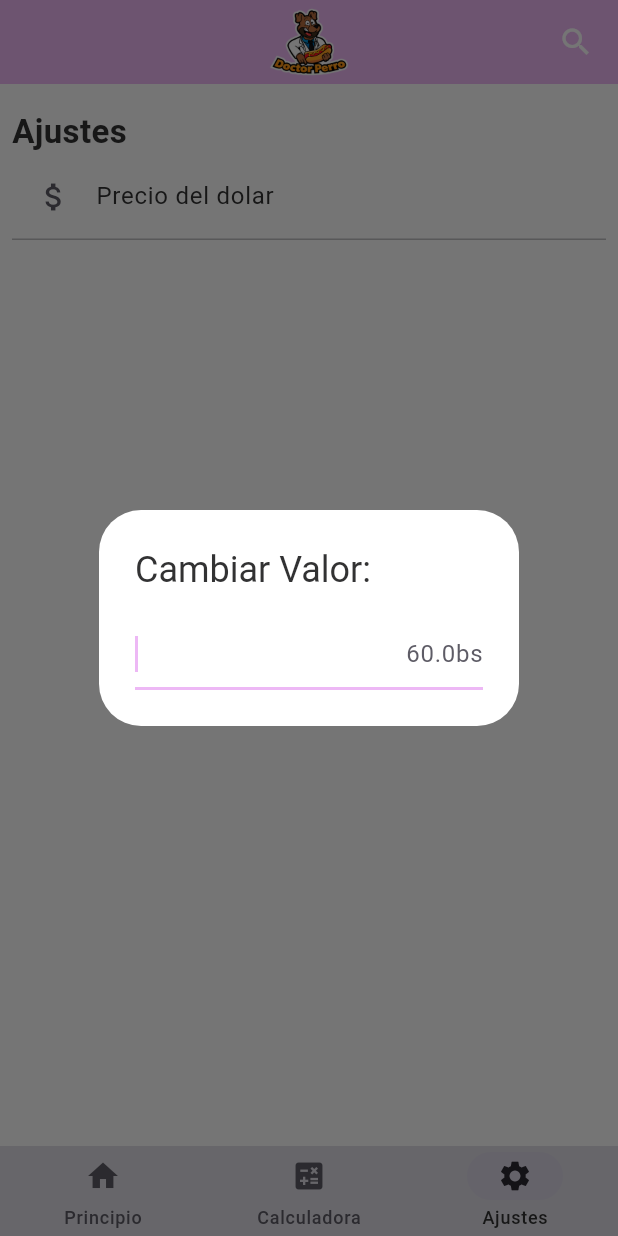
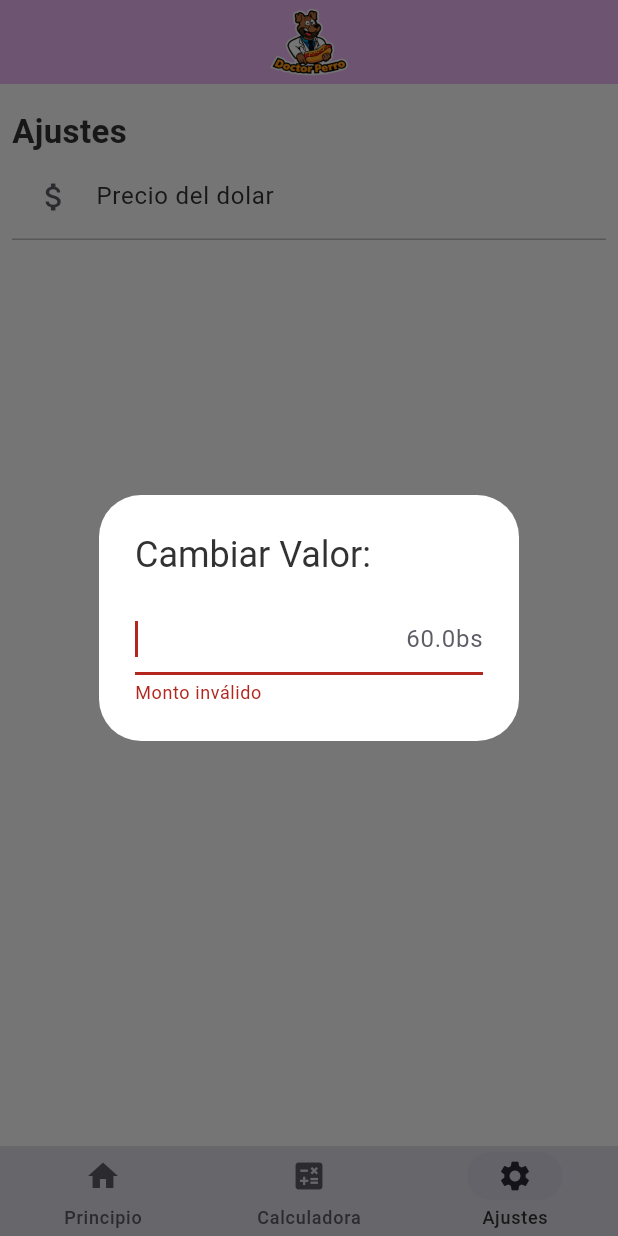
Before and after one commit to DaviD4Chirino/doctor_perro_helper, a Flutter app: the screen it shows after launch, item 3 of the bottom bar chosen, after a tap on "Precio del dolar", on a phone screen of 412 x 824 dp. Run offline on Flutter 3.47's test engine with Material 3 defaults, Android fonts, the phone set to English and light mode, and no system bars; drawn by our look-alikes of toastification; our stand-ins replace flutter_riverpod, math_expressions, riverpod_annotation, shared_preferences; generated files the repository leaves out were written again.

Commit message:
migration complete

```diff
--- a/doctor_perro_helper/lib/screens/pages/calculator/calculator.dart
+++ b/doctor_perro_helper/lib/screens/pages/calculator/calculator.dart
@@ -94,18 +94,28 @@ class _DolarCalculatorState extends State<DolarCalculator> {
                 mainAxisAlignment: MainAxisAlignment.end,
                 crossAxisAlignment: CrossAxisAlignment.end,
                 children: [
-                  Text(
+                  SingleChildScrollView(
+                    scrollDirection: Axis.horizontal,
+                    reverse: true,
+                    padding: EdgeInsets.symmetric(horizontal: Sizes().xl),
+                    child: Text(
                       questionString,
                       style: TextStyle(
                         fontSize:
                             Theme.of(context).textTheme.titleMedium?.fontSize,
                       ),
                     ),
-                  Text(
+                  ),
+                  SingleChildScrollView(
+                    scrollDirection: Axis.horizontal,
+                    padding: EdgeInsets.symmetric(horizontal: Sizes().xl),
+                    reverse: true,
+                    child: Text(
                       answerString,
                       style: TextStyle(
                         fontSize:
                             Theme.of(context).textTheme.displaySmall?.fontSize,
+                      ),
                     ),
                   ),
                   const SizedBox(
@@ -250,9 +260,8 @@ class _DolarCalculatorState extends State<DolarCalculator> {
         crossAxisSpacing: Sizes().large,
         mainAxisSpacing: Sizes().large,
       ),
-      padding: EdgeInsets.only(
-        left: Sizes().xl,
-        right: Sizes().xl,
+      padding: EdgeInsets.symmetric(
+        horizontal: Sizes().xl,
       ),
       physics: const NeverScrollableScrollPhysics(),
       itemCount: buttons.length,
--- a/doctor_perro_helper/lib/screens/pages/home/home.dart
+++ b/doctor_perro_helper/lib/screens/pages/home/home.dart
@@ -93,12 +93,6 @@ class _HomeState extends State<Home> {
         height: 60.0,
       ),
       centerTitle: true,
-      actions: [
-        Padding(
-          padding: EdgeInsets.only(right: Sizes().xxl),
-          child: const Icon(Icons.search),
-        ),
-      ],
     );
   }
 }
--- a/doctor_perro_helper/lib/screens/pages/settings/change_dolar_price.dart
+++ b/doctor_perro_helper/lib/screens/pages/settings/change_dolar_price.dart
@@ -4,35 +4,7 @@ import 'package:flutter_riverpod/flutter_riverpod.dart';
 
 class ChangeDolarPrice extends StatelessWidget {
   const ChangeDolarPrice({super.key});
-  /*  String validateValue(String expression, String defaultValue) {
-    if (!isValidCommaExpression(expression)) {
-      return defaultValue;
-    }
-    return expression;
-  } */
 
-  // late double dolarPrice = 0.0;
-
-  /* late SharedPreferences prefs;
-
-  Future<void> getPrefs() async {
-    SharedPreferences _prefs = await SharedPreferences.getInstance();
-    if (!_prefs.containsKey("dolar_price")) {
-      _prefs.setDouble("dolar_price", 60.0);
-      return;
-    }
-
-    setState(() {
-      prefs = _prefs;
-      dolarPrice = _prefs.getDouble("dolar_price") ?? 0.0;
-    });
-  }
-
-  @override
-  void initState() {
-    super.initState();
-    getPrefs();
-  } */
   @override
   Widget build(BuildContext context) {
     return const AlertDialog(
@@ -51,25 +23,35 @@ class ChangePriceTextField extends ConsumerStatefulWidget {
 }
 
 class _ChangePriceTextFieldState extends ConsumerState<ChangePriceTextField> {
+  String fieldValue = "0";
+  bool isInvalid = true;
+
+  set textFieldValue(String currentTextFieldValue) {
+    isInvalid = !RegExp(r"^[0-9]+(\.[0-9]+)?$").hasMatch(currentTextFieldValue);
+    fieldValue = currentTextFieldValue;
+  }
+
   @override
   Widget build(BuildContext context) {
     return TextField(
       autofocus: true,
       keyboardType: TextInputType.number,
       decoration: InputDecoration(
-          suffixText: "${ref.watch(dolarPriceNotifierProvider)}bs"),
+        suffixText: "${ref.watch(dolarPriceNotifierProvider)}bs",
+        errorText: isInvalid ? "Monto inválido" : null,
+      ),
       onSubmitted: (String value) {
+        if (isInvalid) {
+          Navigator.pop(context);
+          return;
+        }
+
         double parsed = double.tryParse(value) ?? 0.0;
         ref.read(dolarPriceNotifierProvider.notifier).changePrice(parsed);
         Navigator.pop(context);
       },
-      /* onChanged: (String value) {
-          double parsed = double.parse(value);
-          settings.changeDolarPrice(parsed);
-          setState(() {
-            dolarPrice = parsed;
-          });
-        }, */
+      onChanged: (String value) => setState(
+          () => isInvalid = !RegExp(r"^[0-9]+(\.[0-9]+)?$").hasMatch(value)),
     );
   }
 }
--- a/doctor_perro_helper/lib/widgets/menu_list_item.dart
+++ b/doctor_perro_helper/lib/widgets/menu_list_item.dart
@@ -1,5 +1,6 @@
 import 'package:doctor_perro_helper/config/border_size.dart';
 import 'package:doctor_perro_helper/models/plate.dart';
+import 'package:doctor_perro_helper/utils/string_math.dart';
 import 'package:flutter/material.dart';
 
 class MenuListItem extends StatelessWidget {
@@ -47,7 +48,7 @@ class MenuListItem extends StatelessWidget {
         // This will become a checkmark when the user taps on it
         leading: const Icon(Icons.fastfood),
         trailing: Text(
-          "${plate.price}\$",
+          "${removePaddingZero(plate.price.toString())}\$",
           style: TextStyle(
               fontSize: 18.0, color: Theme.of(context).colorScheme.primary),
         ),
--- a/doctor_perro_helper/pubspec.yaml
+++ b/doctor_perro_helper/pubspec.yaml
@@ -1,7 +1,7 @@
 name: doctor_perro_helper
 description: "A Helper for Dr.Perro Food"
 publish_to: "none"
-version: 0.1.0
+version: 0.3.0
 
 environment:
   sdk: ^3.5.4
```
Lines whose indentation alone changed are shown as unchanged.
